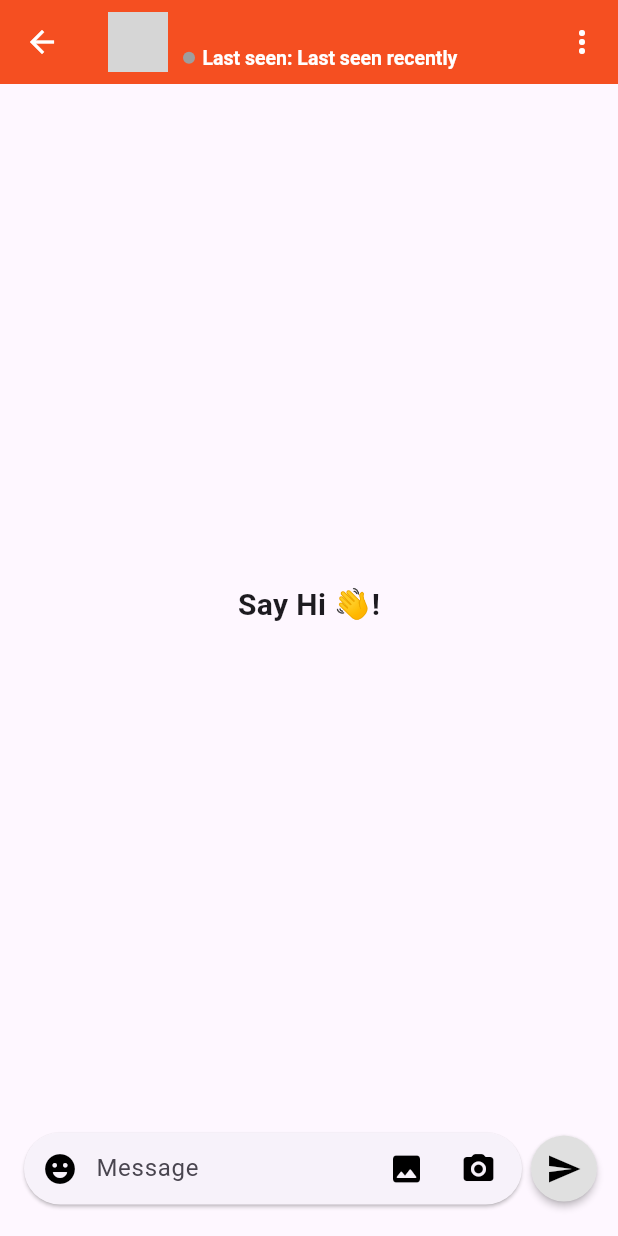
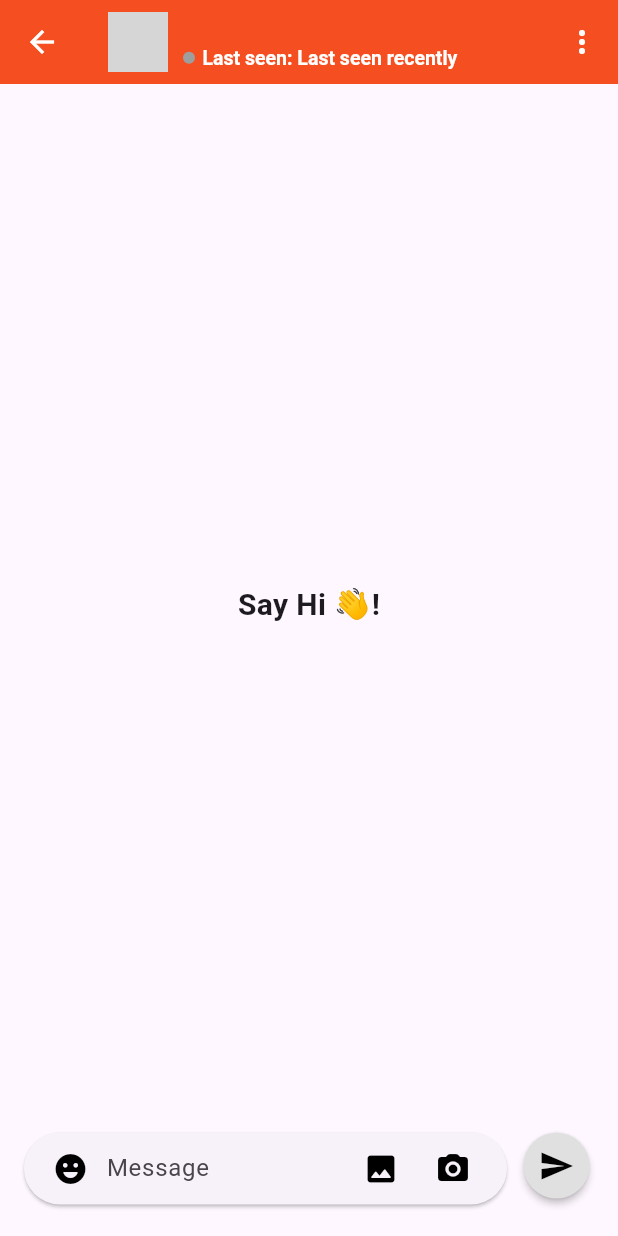
Before and after one commit to fortunatefogy/cipherchatapp, a Flutter app: the ChatScreen screen opened directly with empty values, on a phone screen of 412 x 824 dp. Run offline on Flutter 3.47's test engine with Material 3 defaults, Android fonts, the phone set to English and light mode, and no system bars; our stand-ins replace cached_network_image, cloud_firestore, emoji_picker_flutter, firebase_auth, firebase_core, flutter_dotenv and 4 more; missing offline and left inert: encrypt, saver_gallery; accounts and stored records are empty; network calls fail; grey boxes are pictures that could not be loaded.

Commit message:
textinput field small changes

```diff
--- a/lib/screens/chat_screen.dart
+++ b/lib/screens/chat_screen.dart
@@ -440,14 +440,18 @@ class _ChatScreenState extends State<ChatScreen> {
     return Padding(
       padding: const EdgeInsets.only(bottom: 17, left: 12, right: 12),
       child: Row(
+        crossAxisAlignment: CrossAxisAlignment.end,
         children: [
           Expanded(
             child: Card(
               shape: RoundedRectangleBorder(
-                  borderRadius: BorderRadius.circular(50)),
+                  borderRadius: BorderRadius.circular(45)),
               child: Row(
+                crossAxisAlignment: CrossAxisAlignment.end,
                 children: [
-                  IconButton(
+                  Padding(
+                    padding: const EdgeInsets.only(left: 7),
+                    child: IconButton(
                       icon: const Icon(Icons.emoji_emotions_rounded,
                           color: Colors.black),
                       onPressed: () {
@@ -457,7 +461,16 @@ class _ChatScreenState extends State<ChatScreen> {
                         });
                       },
                     ),
+                  ),
                   Expanded(
+                    child: ConstrainedBox(
+                      constraints: const BoxConstraints(
+                        maxHeight: 150,
+                      ),
+                      child: Scrollbar(
+                        child: SingleChildScrollView(
+                          scrollDirection: Axis.vertical,
+                          reverse: true,
                           child: TextField(
                             controller: _textController,
                             focusNode: _focusNode,
@@ -473,6 +486,9 @@ class _ChatScreenState extends State<ChatScreen> {
                             decoration: const InputDecoration(
                               border: InputBorder.none,
                               hintText: 'Message',
+                            ),
+                          ),
+                        ),
                       ),
                     ),
                   ),
@@ -495,18 +511,23 @@ class _ChatScreenState extends State<ChatScreen> {
                       }
                     },
                   ),
-                  IconButton(
+                  ValueListenableBuilder<TextEditingValue>(
+                    valueListenable: _textController,
+                    builder: (context, value, _) {
+                      if (value.text.isEmpty) {
+                        return Padding(
+                          padding: const EdgeInsets.only(right: 7),
+                          child: IconButton(
                             icon: const Icon(Icons.camera_alt_rounded,
                                 color: Colors.black),
                             onPressed: () async {
                               final ImagePicker picker = ImagePicker();
-                      final XFile? image =
-                          await picker.pickImage(source: ImageSource.camera);
+                              final XFile? image = await picker.pickImage(
+                                  source: ImageSource.camera);
                               if (image != null) {
                                 setState(() {
                                   _isUploading = true;
                                 });
-                        setState(() {});
                                 await _uploadImageToCloudinary(
                                     File(image.path), widget.user);
                                 setState(() {
@@ -515,12 +536,19 @@ class _ChatScreenState extends State<ChatScreen> {
                               }
                             },
                           ),
+                        );
+                      }
+                      return const SizedBox.shrink();
+                    },
+                  ),
                   const SizedBox(width: 5),
                 ],
               ),
             ),
           ),
-          MaterialButton(
+          Padding(
+            padding: const EdgeInsets.only(bottom: 6, left: 5, right: 5),
+            child: MaterialButton(
               onPressed: () {
                 if (_textController.text.isNotEmpty) {
                   if (_list.isEmpty) {
@@ -539,6 +567,7 @@ class _ChatScreenState extends State<ChatScreen> {
               shape: const CircleBorder(),
               child: const Icon(Icons.send, color: Colors.black),
             ),
+          ),
         ],
       ),
     );
--- a/lib/screens/profile_screen.dart
+++ b/lib/screens/profile_screen.dart
@@ -235,6 +235,7 @@ class _ProfileScreenState extends State<ProfileScreen> {
                     height: mq.height * .03,
                   ),
                   TextFormField(
+
                     initialValue: widget.user.name,
                     onSaved: (val) => APIs.me.name = val ?? '',
                     validator: (val) => val != null && val.isNotEmpty
--- a/lib/widgets/chat_user_card.dart
+++ b/lib/widgets/chat_user_card.dart
@@ -179,7 +179,7 @@ class _ChatUserCardState extends State<ChatUserCard> {
                           ? _message!.type == Type.image
                               ? 'Image'
                               : _message!.msg
-                          : widget.user.about,
+                          : '',
                       maxLines: 1,
                     ),
                   ],
```
Also changed, not shown: lib/screens/home_screen.dart (+44 -18 lines). Lines whose indentation alone changed are shown as unchanged.
